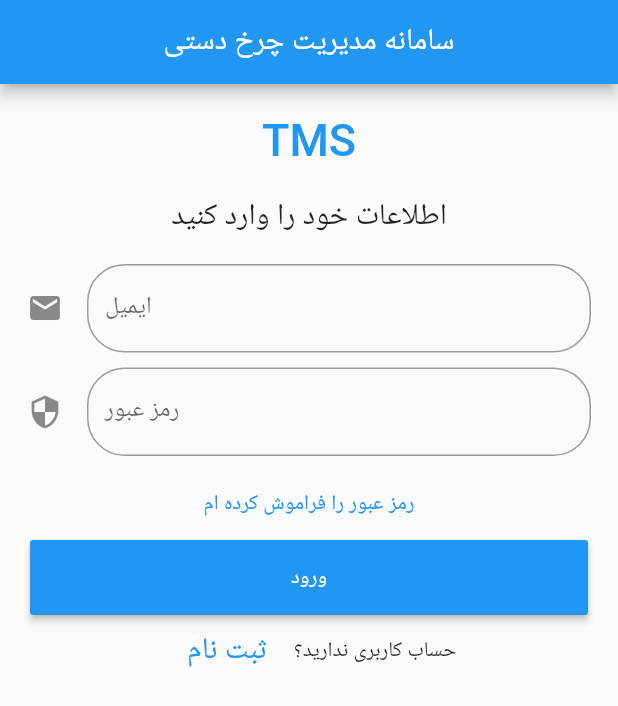
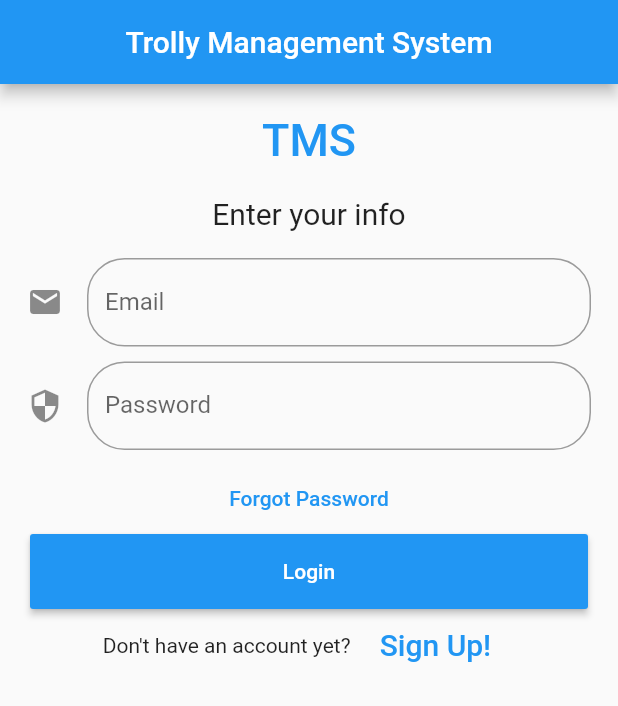
Before and after one commit to a-shahrestani/TMS_app, a Flutter app: the screen it shows after launch, on a phone screen of 412 x 824 dp. Shown: the top 706 px of the screen. Run offline on Flutter 3.47's test engine with Material 2 defaults, Android fonts, the phone set to English and light mode, and no system bars; our stand-ins replace flutter_map, latlong; Roboto replaces fonts that are missing (Poppins).

Commit message:
Can show trolly markers on desired locations can't remove them yet needs more work

```diff
--- /dev/null
+++ b/lib/Trolly.dart
@@ -0,0 +1,42 @@
+import 'dart:ui';
+
+import 'package:flutter/material.dart';
+import 'package:flutter_map/flutter_map.dart';
+import 'package:iotflutterapp/TrollyMarker.dart';
+import 'package:latlong/latlong.dart';
+
+class Trolly {
+  TrollyMarker trollyMarker;
+  double _width;
+  double _height;
+  Marker marker;
+  double _lat;
+  double _lng;
+  int id;
+  Color _color = Colors.green;
+
+  Color getColor() {
+    return _color;
+  }
+
+  void updateColor() {
+    _color = Colors.red;
+  }
+
+  double getLat() {
+    return _lat;
+  }
+
+  double getLng() {
+    return _lng;
+  }
+
+  Trolly() {
+    trollyMarker = TrollyMarker();
+    marker = Marker(
+        width: _width,
+        height: _height,
+        point: LatLng(_lat, _lng),
+        builder: (ctx) => trollyMarker);
+  }
+}
--- a/lib/main.dart
+++ b/lib/main.dart
@@ -1,9 +1,13 @@
 import 'dart:convert';
 
 import 'package:flutter/material.dart';
+import 'package:flutter_map/flutter_map.dart';
 import 'package:iotflutterapp/MapScreen.dart';
 import 'package:iotflutterapp/Signup.dart';
 import 'package:http/http.dart' as http;
+
+
+
 
 void main() {
   runApp(MaterialApp(
@@ -29,18 +33,19 @@ class _State extends State<LoginPage> {
   String _user;
   String _pass;
   final formKey = GlobalKey<FormState>();
-  final String signinAPI = '';
+  final String signinAPI = 'http://185.205.209.236:8000/register/user/';
 
   void _login() {
     if (formKey.currentState.validate()) {
       formKey.currentState.save();
+//      print(_sigin(_user, _pass).toString());
       Navigator.pushReplacementNamed(context, '/MapPage');
-//      _sigin(_user, _pass);
     }
   }
 
   // sign in method
-  Future<Map<String, dynamic>> _sigin(String username, String password) async {
+//  Future<Map<String, dynamic>> _sigin(String username, String password) async
+  Future<bool> _sigin(String username, String password) async {
     final Map<String, dynamic> authData = {
       "username": username,
       "password": password
@@ -50,18 +55,21 @@ class _State extends State<LoginPage> {
         body: json.encode(authData),
         headers: {"Content-Type": "application/json"});
 
-    final Map<String, dynamic> authResponseData = json.decode(response.body);
+//    final Map<String, dynamic> authResponseData = json.decode(response.body);
 
     if (response.statusCode == 400) {
-      if (authResponseData.containsKey("error")) {
-        if (authResponseData["error"] == "invalid_credentials") {
-          return {'success': false, 'message': 'Invalid User!'};
-        }
-      }
+//      if (authResponseData.containsKey("error")) {
+//        if (authResponseData["error"] == "invalid_credentials") {
+////          return {'success': false, 'message': 'Invalid User!'};
+//          return false;
+//        }
+//      }
+      return false;
     }
 
     if (response.statusCode == 200) {
-      return {'success': true, 'message': 'Successfuly login!'};
+      return true;
+//      return {'success': true, 'message': 'Successfuly login!'};
     }
     return null;
   }
@@ -71,7 +79,7 @@ class _State extends State<LoginPage> {
     return SafeArea(
       child: Scaffold(
           appBar: AppBar(
-            title: Center(child: Text('سامانه مدیریت چرخ دستی')),
+            title: Center(child: Text('Trolly Management System')),
           ),
           body: Padding(
               padding: EdgeInsets.all(10),
@@ -91,7 +99,7 @@ class _State extends State<LoginPage> {
                       alignment: Alignment.center,
                       padding: EdgeInsets.all(10),
                       child: Text(
-                        'اطلاعات خود را وارد کنید',
+                        'Enter your info',
                         style: TextStyle(fontSize: 20),
                       )),
 //                  Container(
@@ -129,7 +137,7 @@ class _State extends State<LoginPage> {
                             ),
                             decoration: InputDecoration(
                                 icon: Icon(Icons.email),
-                                labelText: 'ایمیل',
+                                labelText: 'Email',
                                 border: OutlineInputBorder(
                                   borderRadius: BorderRadius.circular(25.0),
                                   borderSide: BorderSide(),
@@ -146,7 +154,7 @@ class _State extends State<LoginPage> {
                             obscureText: true,
                             decoration: InputDecoration(
                                 icon: Icon(Icons.security),
-                                labelText: 'رمز عبور',
+                                labelText: 'Password',
                                 border: OutlineInputBorder(
                                     borderSide: BorderSide(),
                                     borderRadius: BorderRadius.circular(25.0))),
@@ -165,7 +173,7 @@ class _State extends State<LoginPage> {
                       //forgot password screen
                     },
                     textColor: Colors.blue,
-                    child: Text('رمز عبور را فراموش کرده ام'),
+                    child: Text('Forgot Password'),
                   ),
                   Container(
                       height: 50,
@@ -173,7 +181,7 @@ class _State extends State<LoginPage> {
                       child: RaisedButton(
                         textColor: Colors.white,
                         color: Colors.blue,
-                        child: Text('ورود'),
+                        child: Text('Login'),
                         onPressed: () {
 //                        print(nameController.text);
 //                        print(passwordController.text);
@@ -183,10 +191,11 @@ class _State extends State<LoginPage> {
                   Container(
                       child: Row(
                     children: <Widget>[
+                      Text('Don\'t have an account yet? '),
                       FlatButton(
                         textColor: Colors.blue,
                         child: Text(
-                          'ثبت نام',
+                          'Sign Up!',
                           style: TextStyle(fontSize: 20),
                         ),
                         onPressed: () {
@@ -195,7 +204,6 @@ class _State extends State<LoginPage> {
                               context, '/SignUpPage');
                         },
                       ),
-                      Text('حساب کاربری ندارید؟'),
                     ],
                     mainAxisAlignment: MainAxisAlignment.center,
                   ))
```
Also changed, not shown: lib/MapScreen.dart (+36 -13 lines), lib/TrollyMarker.dart (added, +27 -0 lines).
